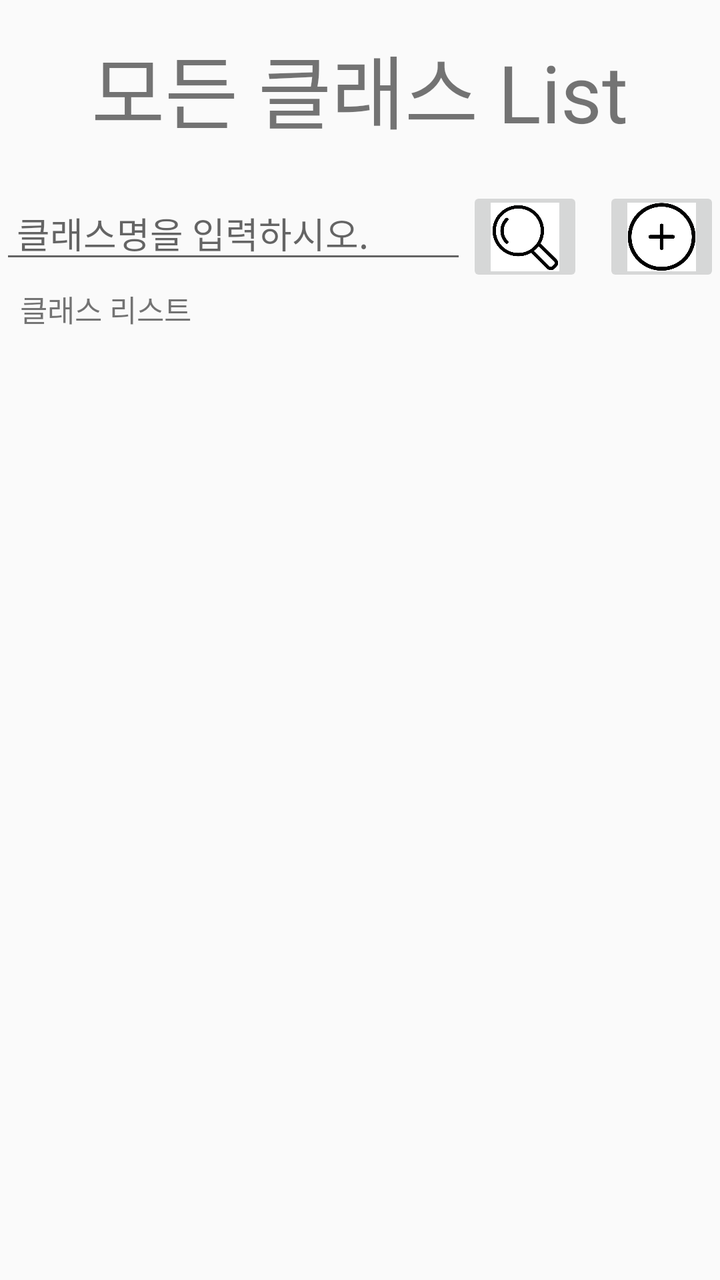
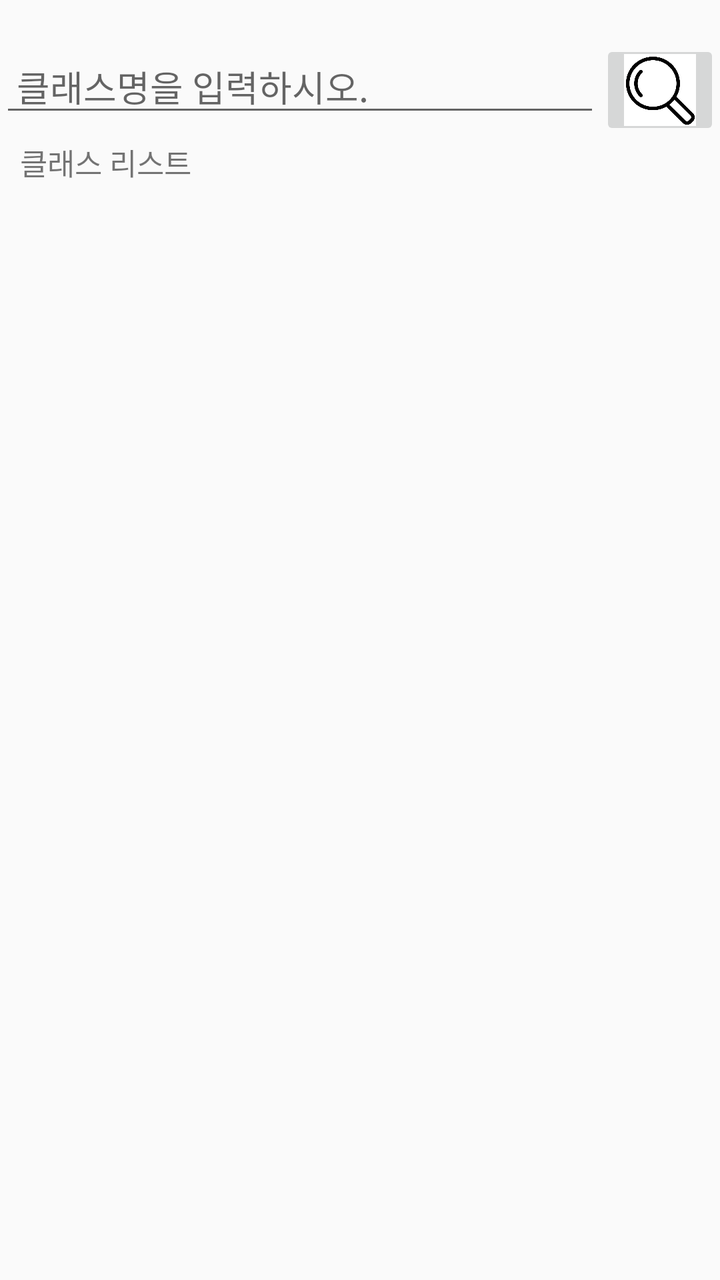

Two renders of the same Android screen: before a commit and after it. Below are the layout's source before the change and the commit's diff.
<!-- AndroidManifest.xml: application theme Theme.AppCompat.Light.DarkActionBar -->
<!-- res/layout/activity_whole_class_list.xml -->
<?xml version="1.0" encoding="utf-8"?>
<LinearLayout xmlns:android="http://schemas.android.com/apk/res/android"
    xmlns:app="http://schemas.android.com/apk/res-auto"
    xmlns:tools="http://schemas.android.com/tools"
    android:layout_width="match_parent"
    android:layout_height="match_parent"
    tools:context=".whole_class_list"
    android:orientation="vertical">

    <TextView
        android:layout_marginTop="15dp"
        android:layout_width="wrap_content"
        android:layout_height="wrap_content"
        android:layout_gravity="center_horizontal"
        android:text="모든 클래스 List"
        android:textSize="40dp"/>

    <LinearLayout
        android:layout_marginTop="20dp"
        android:layout_width="match_parent"
        android:layout_height="wrap_content"
        android:weightSum="3">
        <EditText
            android:id="@+id/fClassname"
            android:layout_width="0dp"
            android:layout_height="wrap_content"
            android:layout_weight="2"
            android:ems="14"
            android:hint=" 클래스명을 입력하시오."/>
        <ImageButton
            android:id="@+id/findClass"
            android:layout_width="0dp"
            android:layout_height="50dp"
            android:scaleType="centerCrop"
            android:layout_weight="0.5"
            android:src="@drawable/search"/>
        <ImageButton
            android:id="@+id/addClass"
            android:layout_marginLeft="10dp"
            android:layout_width="0dp"
            android:layout_height="50dp"
            android:scaleType="centerCrop"
            android:layout_weight="0.5"
            android:src="@drawable/add"/>
    </LinearLayout>
    <TextView
        android:layout_width="match_parent"
        android:layout_height="wrap_content"
        android:layout_marginLeft="10dp"
        android:text="클래스 리스트"
        android:textSize="15dp"/>
    <LinearLayout
        android:layout_width="wrap_content"
        android:layout_height="wrap_content"
        android:orientation="vertical">
        <ListView
            android:id="@+id/wholeClass"
            android:layout_width="wrap_content"
            android:layout_height="wrap_content">
        </ListView>
    </LinearLayout>
    /*android:padding="0sp"*/  //imagebutton에 넣는 부분..
</LinearLayout>
<!-- resources referenced by this layout -->
<resources>
  <!-- drawable add: png bitmap (drawable, 28384 bytes) -->
  <!-- drawable search: png bitmap (drawable, 29604 bytes) -->
</resources>

<!-- the commit's change to res/layout/activity_whole_class_list.xml (unified diff, before → after) -->
@@ -7,13 +7,6 @@
     tools:context=".whole_class_list"
     android:orientation="vertical">
 
-    <TextView
-        android:layout_marginTop="15dp"
-        android:layout_width="wrap_content"
-        android:layout_height="wrap_content"
-        android:layout_gravity="center_horizontal"
-        android:text="모든 클래스 List"
-        android:textSize="40dp"/>
 
     <LinearLayout
         android:layout_marginTop="20dp"
@@ -24,7 +17,7 @@
             android:id="@+id/fClassname"
             android:layout_width="0dp"
             android:layout_height="wrap_content"
-            android:layout_weight="2"
+            android:layout_weight="2.5"
             android:ems="14"
             android:hint=" 클래스명을 입력하시오."/>
         <ImageButton
@@ -34,14 +27,6 @@
             android:scaleType="centerCrop"
             android:layout_weight="0.5"
             android:src="@drawable/search"/>
-        <ImageButton
-            android:id="@+id/addClass"
-            android:layout_marginLeft="10dp"
-            android:layout_width="0dp"
-            android:layout_height="50dp"
-            android:scaleType="centerCrop"
-            android:layout_weight="0.5"
-            android:src="@drawable/add"/>
     </LinearLayout>
     <TextView
         android:layout_width="match_parent"
@@ -49,15 +34,16 @@
         android:layout_marginLeft="10dp"
         android:text="클래스 리스트"
         android:textSize="15dp"/>
-    <LinearLayout
-        android:layout_width="wrap_content"
-        android:layout_height="wrap_content"
-        android:orientation="vertical">
+    <ScrollView
+        android:layout_width="match_parent"
+        android:layout_height="match_parent"
+        android:id="@+id/list_scroll"
+        android:fillViewport="true">
         <ListView
-            android:id="@+id/wholeClass"
-            android:layout_width="wrap_content"
-            android:layout_height="wrap_content">
+            android:id="@+id/wholeClasslist"
+            android:layout_width="match_parent"
+            android:layout_height="match_parent">
         </ListView>
-    </LinearLayout>
+    </ScrollView>
     /*android:padding="0sp"*/  //imagebutton에 넣는 부분..
 </LinearLayout>
<!-- resource entries referenced after the edit -->
@@ -1,6 +1,5 @@
 <!-- resources referenced by this layout -->
 <resources>
-  <!-- drawable add: png bitmap (drawable, 28384 bytes) -->
   <!-- drawable search: png bitmap (drawable, 29604 bytes) -->
 </resources>
 
